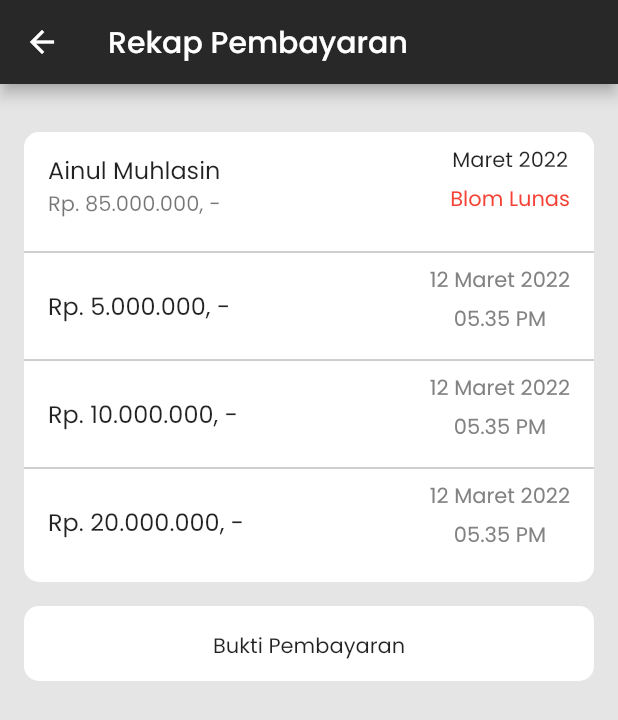
After one commit to AinulM02/WORM, a Flutter app: the screen it shows after launch, item 3 of the bottom bar chosen, after a tap on "Maret 2022", on a phone screen of 412 x 824 dp. The commit adds this screen. Shown: the top 720 px of the screen. Run offline on Flutter 3.47's test engine with Material 2 defaults, Android fonts, the phone set to English and light mode, and no system bars; missing offline and left inert: slide_digital_clock.

Commit message:
menambah detail_payment dan menghubungkan payment dengan detail_payment

```diff
--- /dev/null
+++ b/dart/lib/page/detailPayment.dart
@@ -0,0 +1,171 @@
+import 'package:worm/page/payment.dart';
+import 'package:flutter/material.dart';
+import 'package:worm/widgets/navbar.dart';
+
+// import 'package:flutter/src/widgets/container.dart';
+
+class detailPayment extends StatefulWidget {
+  const detailPayment({Key? key}) : super(key: key);
+
+  @override
+  State<detailPayment> createState() => _detailPayment();
+}
+
+class _detailPayment extends State<detailPayment> {
+  @override
+  Widget build(BuildContext context) {
+    // final args = ModalRoute.of(context)!.settings.arguments as int;
+    return Scaffold(
+      backgroundColor: Color(0xFFe5e5e5),
+      appBar: AppBar(
+        title: const Text(
+          "Rekap Pembayaran",
+          style: TextStyle(color: Colors.white),
+        ),
+        backgroundColor: Color.fromARGB(255, 41, 40, 40),
+      ),
+      body: ListView(children: <Widget>[
+        Padding(padding: const EdgeInsets.all(16.0)),
+        Container(
+          margin: EdgeInsets.only(right: 16, left: 16, bottom: 16),
+          height: 300,
+          width: 400,
+          color: Color(0xFFe5e5e5),
+          child: Container(
+            decoration: BoxDecoration(
+              borderRadius: BorderRadius.circular(10),
+              color: Colors.white,
+            ),
+            child: ListView(
+              children: [
+                ListTile(
+                  title: Text("Ainul Muhlasin"),
+                  subtitle: Text(
+                    "Rp. 85.000.000, -",
+                    maxLines: 2,
+                    overflow: TextOverflow.ellipsis,
+                  ),
+                  trailing: Row(
+                    mainAxisSize: MainAxisSize.min,
+                    children: <Widget>[
+                      Column(
+                        children: [
+                          Text("Maret 2022"),
+                          SizedBox(
+                            height: 5,
+                          ),
+                          Text(
+                            "Blom Lunas",
+                            style: TextStyle(color: Colors.red),
+                          ),
+                        ],
+                      )
+                    ],
+                  ),
+                ),
+                Divider(
+                  color: Colors.grey,
+                ),
+                ListTile(
+                  title: Text("Rp. 5.000.000, -"),
+                  trailing: Row(
+                    mainAxisSize: MainAxisSize.min,
+                    children: <Widget>[
+                      Column(
+                        children: [
+                          Text("12 Maret 2022",
+                              style: TextStyle(color: Color(0xFF828282))),
+                          SizedBox(
+                            height: 5,
+                          ),
+                          Text(
+                            "05.35 PM",
+                            style: TextStyle(color: Color(0xFF828282)),
+                          ),
+                        ],
+                      )
+                    ],
+                  ),
+                ),
+                Divider(
+                  color: Colors.grey,
+                ),
+                ListTile(
+                  title: Text("Rp. 10.000.000, -"),
+                  trailing: Row(
+                    mainAxisSize: MainAxisSize.min,
+                    children: <Widget>[
+                      Column(
+                        children: [
+                          Text("12 Maret 2022",
+                              style: TextStyle(color: Color(0xFF828282))),
+                          SizedBox(
+                            height: 5,
+                          ),
+                          Text(
+                            "05.35 PM",
+                            style: TextStyle(color: Color(0xFF828282)),
+                          ),
+                        ],
+                      )
+                    ],
+                  ),
+                ),
+                Divider(
+                  color: Colors.grey,
+                ),
+                ListTile(
+                    title: Text("Rp. 20.000.000, -"),
+                    trailing: Row(
+                      mainAxisSize: MainAxisSize.min,
+                      children: <Widget>[
+                        Column(
+                          children: [
+                            Text("12 Maret 2022",
+                                style: TextStyle(color: Color(0xFF828282))),
+                            SizedBox(
+                              height: 5,
+                            ),
+                            Text(
+                              "05.35 PM",
+                              style: TextStyle(color: Color(0xFF828282)),
+                            ),
+                          ],
+                        )
+                      ],
+                    ),
+                    onTap: () => Navigator.push(context,
+                            MaterialPageRoute(builder: (context) {
+                          return payment();
+                        }))),
+              ],
+            ),
+          ),
+        ),
+        Container(
+          margin: EdgeInsets.only(right: 16, left: 16),
+          height: 50,
+          width: 400,
+          color: Color(0xFFe5e5e5),
+          child: Container(
+              decoration: BoxDecoration(
+                borderRadius: BorderRadius.circular(10),
+                color: Colors.white,
+              ),
+              child: Column(
+                children: [
+                  const SizedBox(
+                    height: 16,
+                  ),
+                  Text(
+                    "Bukti Pembayaran",
+                    textAlign: TextAlign.center,
+                  ),
+                ],
+              )),
+        )
+      ]),
+      // bottomNavigationBar: const navbar(),
+    );
+  }
+}
--- a/dart/lib/page/payment.dart
+++ b/dart/lib/page/payment.dart
@@ -1,6 +1,7 @@
 // ignore_for_file: camel_case_types
 
 import 'package:flutter/material.dart';
+import 'package:worm/page/detailPayment.dart';
 
 class payment extends StatefulWidget {
   const payment({Key? key}) : super(key: key);
@@ -25,7 +26,8 @@ class _payment extends State<payment> {
       ),
       body: Column(children: [
         const Padding(padding: EdgeInsets.all(16.0)),
-        Container(
+        InkWell(
+          child: Container(
             margin: const EdgeInsets.only(right: 16, left: 16, bottom: 16),
             height: 220,
             width: 400,
@@ -79,8 +81,13 @@ class _payment extends State<payment> {
               ),
             ),
           ),
-
-        Container(
+          onTap: () =>
+              Navigator.push(context, MaterialPageRoute(builder: (context) {
+            return detailPayment();
+          })),
+        ),
+        InkWell(
+          child: Container(
             margin: const EdgeInsets.only(right: 16, left: 16, bottom: 16),
             height: 220,
             width: 400,
@@ -134,6 +141,11 @@ class _payment extends State<payment> {
               ),
             ),
           ),
+          onTap: () =>
+              Navigator.push(context, MaterialPageRoute(builder: (context) {
+            return detailPayment();
+          })),
+        ),
       ]),
     );
   }
```
Lines whose indentation alone changed are shown as unchanged.
